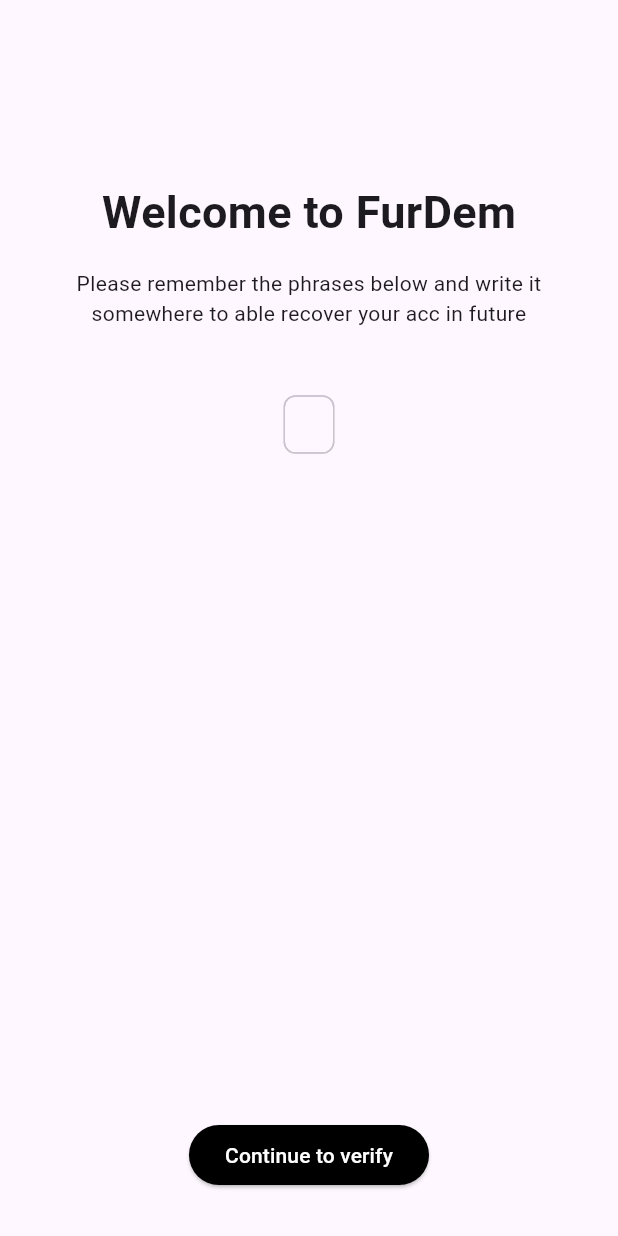
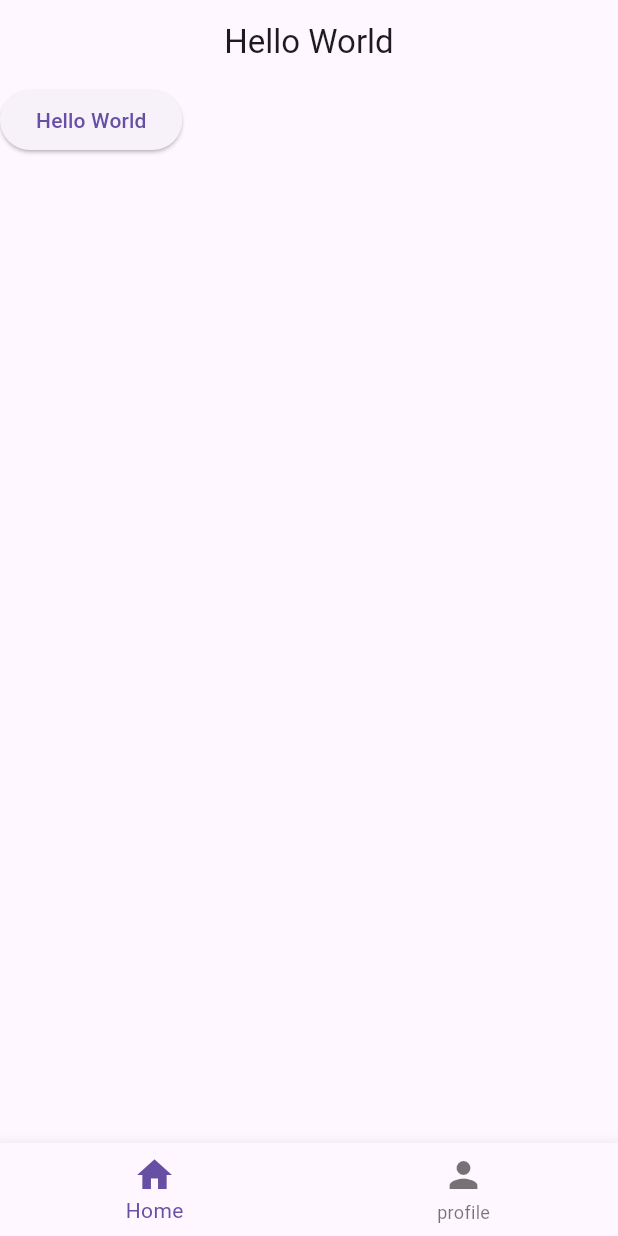
Before and after one commit to zanzendegi/fordem-app, a Flutter app: the screen it shows after launch, on a phone screen of 412 x 824 dp. Run offline on Flutter 3.47's test engine with Material 2 defaults, Android fonts, the phone set to English and light mode, and no system bars; our stand-ins replace fixnum, hex; missing offline and left inert: bip39, grpc, protobuf, wallet; key blocks and very long unbroken strings in the code were emptied for the run.

Commit message:
Revert "Feature mnemonic page (#16)" (#17)
This reverts commit 6141364e0fb82da7a04a1e470d0efb6c8e020d29.

```diff
--- a/lib/main.dart
+++ b/lib/main.dart
@@ -1,25 +1,25 @@
-import 'package:app/utils/prefs.dart';
+import 'package:app/widgets/bottom_bar.dart';
 import 'package:flutter/material.dart';
-import 'package:app/pages/home/screens/home_screen.dart';
-import 'package:app/pages/mnemonic/screens/mnemonic.dart';
 
-void main() async {
-  WidgetsFlutterBinding.ensureInitialized();
-  final mnemonic = await Prefs.getString('mnemonic_phrase');
-
-  runApp(MyApp(mnemonic: mnemonic));
+void main() {
+  runApp(const FordemApp());
 }
 
-class MyApp extends StatelessWidget {
-  const MyApp({super.key, required this.mnemonic});
-  final String? mnemonic;
+class FordemApp extends StatelessWidget {
+  const FordemApp({super.key});
 
   @override
-  Widget build(BuildContext context) => MaterialApp(
-        title: 'ForDem',
-        theme: ThemeData(useMaterial3: true),
-        home: (mnemonic != null && mnemonic!.isNotEmpty)
-            ? const HomeScreen()
-            : const MnemonicScreen(),
-      );
+  Widget build(BuildContext context) {
+    return MaterialApp(
+      title: 'ForDem',
+      theme: ThemeData(useMaterial3: true),
+      home: Scaffold(
+        appBar: AppBar(
+          title: const Text('Hello World'),
+          centerTitle: true,
+        ),
+        body: const BottomBar(),
+      ),
+    );
+  }
 }
--- a/lib/pages/mnemonic/screens/mnemonic.dart
+++ /dev/null
@@ -1,26 +0,0 @@
-import 'package:app/pages/mnemonic/widgets/mnemonic_builder_widget.dart';
-import 'package:app/pages/mnemonic/widgets/mnemonic_verifier_widget.dart';
-import 'package:flutter/material.dart';
-
-class MnemonicScreen extends StatefulWidget {
-  const MnemonicScreen({super.key});
-
-  @override
-  State<MnemonicScreen> createState() => _MnemonicScreenState();
-}
-
-class _MnemonicScreenState extends State<MnemonicScreen> {
-  String _mnemonicPhrase = '';
-
-  @override
-  Widget build(BuildContext context) {
-    return Scaffold(
-      body: _mnemonicPhrase.isNotEmpty
-          ? MnemonicVerifier(mnemonic: _mnemonicPhrase)
-          : MnemonicBuilder(
-              verifyMnemonic: (String mnemonic) =>
-                  setState(() => _mnemonicPhrase = mnemonic),
-            ),
-    );
-  }
-}
--- a/lib/pages/mnemonic/widgets/mnemonic_builder_widget.dart
+++ /dev/null
@@ -1,81 +0,0 @@
-import 'package:flutter/material.dart';
-import 'package:bip39/bip39.dart' as bip39;
-
-class MnemonicBuilder extends StatefulWidget {
-  const MnemonicBuilder({super.key, required this.verifyMnemonic});
-  final Function verifyMnemonic;
-
-  @override
-  State<MnemonicBuilder> createState() => _MnemonicBuilderState();
-}
-
-class _MnemonicBuilderState extends State<MnemonicBuilder> {
-  // Generate Mnemonic phrases
-  final String generatedMnemonic = bip39.generateMnemonic();
-
-  @override
-  Widget build(BuildContext context) {
-    return Column(
-      children: [
-        Expanded(
-          child: Padding(
-            padding: const EdgeInsets.fromLTRB(20, 120, 20, 0),
-            child: Column(
-              children: [
-                const Text(
-                  'Welcome to FurDem',
-                  style: TextStyle(
-                    fontSize: 30,
-                    fontWeight: FontWeight.bold,
-                  ),
-                ),
-                const Padding(
-                  padding: EdgeInsets.only(top: 16),
-                  child: Text(
-                    '''Please remember the phrases below and write it\nsomewhere to able recover your acc in future''',
-                    textAlign: TextAlign.center,
-                  ),
-                ),
-                Padding(
-                  padding: const EdgeInsets.fromLTRB(16, 40, 16, 0),
-                  child: Wrap(
-                    spacing: 8.0,
-                    runSpacing: 8.0,
-                    children: generatedMnemonic
-                        .split(' ')
-                        .map(
-                          (mnemonicPhrase) => Chip(
-                            label: Text(mnemonicPhrase),
-                          ),
-                        )
-                        .toList(),
-                  ),
-                ),
-              ],
-            ),
-          ),
-        ),
-        Padding(
-          padding: const EdgeInsets.only(bottom: 30),
-          child: Align(
-            alignment: Alignment.center,
-            child: ElevatedButton(
-              onPressed: () => widget.verifyMnemonic(generatedMnemonic),
-              style: const ButtonStyle(
-                backgroundColor: MaterialStatePropertyAll(
-                  Colors.black,
-                ),
-              ),
-              child: const Text(
-                'Continue to verify',
-                style: TextStyle(
-                  color: Colors.white,
-                ),
-              ),
-            ),
-          ),
-        ),
-      ],
-    );
-  }
-}
--- a/lib/pages/profile/screens/profile_screen.dart
+++ b/lib/pages/profile/screens/profile_screen.dart
@@ -3,12 +3,12 @@ import 'package:flutter/material.dart';
 class ProfileScreen extends StatelessWidget {
   const ProfileScreen({super.key});
 
-  static const label = 'Profile';
+  static const label = 'profile';
   static const path = '/profile';
-  static const icon = Icons.person;
+  static const icon = Icon(Icons.person);
 
   @override
   Widget build(BuildContext context) {
-    return const Center(child: Text('Profile'));
+    return const Text('Profile');
   }
 }
--- a/lib/utils/prefs.dart
+++ /dev/null
@@ -1,24 +0,0 @@
-import 'package:shared_preferences/shared_preferences.dart';
-
-class Prefs {
-  static Future<SharedPreferences> get _instance =>
-      SharedPreferences.getInstance();
-
-  static Future<String?> getString(String key) async {
-    final i = await _instance;
-
-    return i.getString(key);
-  }
-
-  static Future<bool?> setString(String key, String value) async {
-    final i = await _instance;
-
-    return i.setString(key, value);
-  }
-
-  static Future<bool?> remove(String key) async {
-    final i = await _instance;
-
-    return i.remove(key);
-  }
-}
--- /dev/null
+++ b/lib/widgets/bottom_bar.dart
@@ -0,0 +1,46 @@
+import 'package:flutter/material.dart';
+// Screens
+import 'package:app/pages/home/screens/home_screen.dart';
+import 'package:app/pages/profile/screens/profile_screen.dart';
+
+class BottomBar extends StatefulWidget {
+  const BottomBar({Key? key}) : super(key: key);
+
+  @override
+  State<BottomBar> createState() => _BottomBarState();
+}
+
+class _BottomBarState extends State<BottomBar> {
+  int _page = 0;
+  int bottomBarWidth = 42;
+  int bottomBarBorderWidth = 5;
+
+  List<Widget> pages = [
+    const HomeScreen(),
+    const ProfileScreen(),
+  ];
+
+  void updatePage(int page) {
+    setState(() {
+      _page = page;
+    });
+  }
+
+  @override
+  Widget build(BuildContext context) {
+    return Scaffold(
+      body: pages[_page],
+      bottomNavigationBar: BottomNavigationBar(
+        currentIndex: _page,
+        iconSize: 28,
+        onTap: updatePage,
+        items: const [
+          BottomNavigationBarItem(
+              icon: HomeScreen.icon, label: HomeScreen.label),
+          BottomNavigationBarItem(
+              icon: ProfileScreen.icon, label: ProfileScreen.label)
+        ],
+      ),
+    );
+  }
+}
--- a/pubspec.yaml
+++ b/pubspec.yaml
@@ -37,8 +37,6 @@ dependencies:
   protobuf: any
   wallet: any
   window_location_href: any
-  shared_preferences: any
-
 
 dev_dependencies:
   flutter_test:
```
Also changed, not shown: lib/pages/home/screens/home_screen.dart (+22 -51 lines), lib/pages/mnemonic/widgets/mnemonic_verifier_widget.dart (deleted, +0 -108 lines), lib/pages/wall/screens/wall_screen.dart (deleted, +0 -14 lines), 9 other files.
